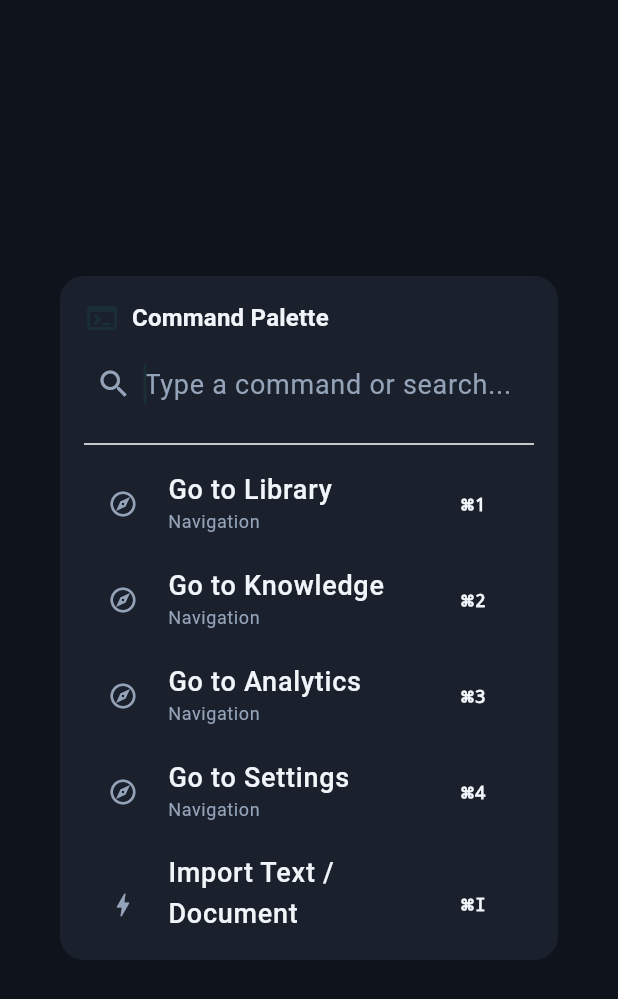
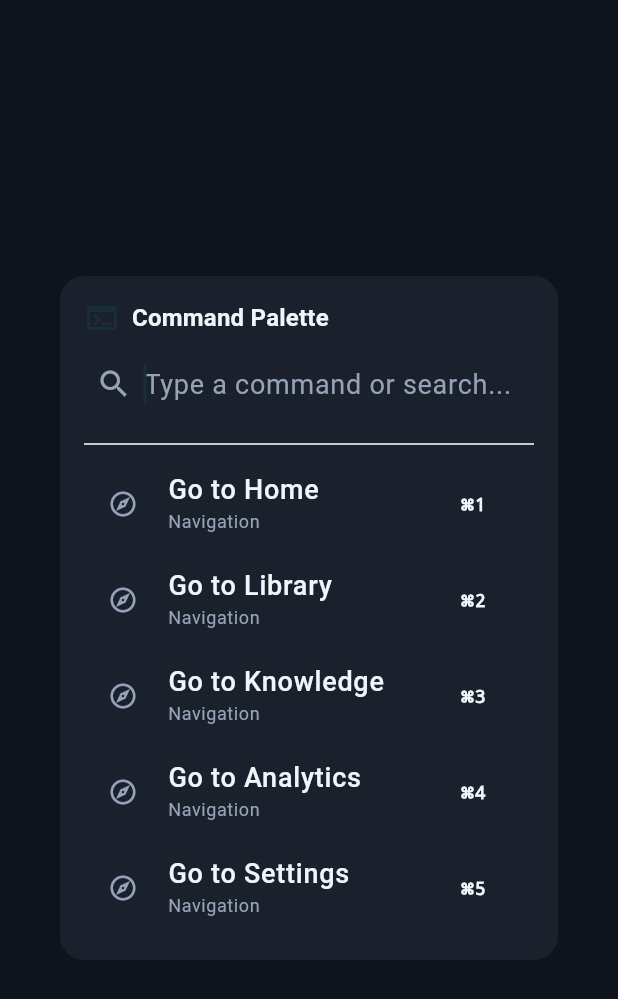
Before and after one commit to yashpratapkanthriya/Agama, a Flutter app: the CommandPaletteModal widget shown alone on an empty page, opened directly, on a phone screen of 412 x 824 dp. Shown: the top 999 px of the screen. Run offline on Flutter 3.47's test engine with Material 3 defaults, Android fonts, the phone set to English and light mode, and no system bars; our stand-ins replace file_picker, flutter_riverpod, google_fonts; missing offline and left inert: dart:ffi, flutter_rust_bridge; Roboto replaces fonts that are missing (Literata).

Commit message:
feat(nav): integrate 5-tab root navigation and updated shortcut routing

```diff
--- a/apps/flutter_client/lib/src/core/command_palette.dart
+++ b/apps/flutter_client/lib/src/core/command_palette.dart
@@ -13,10 +13,11 @@ class _CommandPaletteModalState extends State<CommandPaletteModal> {
   String _query = '';
 
   final List<Map<String, String>> _commands = const [
-    {'title': 'Go to Library', 'category': 'Navigation', 'shortcut': '⌘1'},
-    {'title': 'Go to Knowledge', 'category': 'Navigation', 'shortcut': '⌘2'},
-    {'title': 'Go to Analytics', 'category': 'Navigation', 'shortcut': '⌘3'},
-    {'title': 'Go to Settings', 'category': 'Navigation', 'shortcut': '⌘4'},
+    {'title': 'Go to Home', 'category': 'Navigation', 'shortcut': '⌘1'},
+    {'title': 'Go to Library', 'category': 'Navigation', 'shortcut': '⌘2'},
+    {'title': 'Go to Knowledge', 'category': 'Navigation', 'shortcut': '⌘3'},
+    {'title': 'Go to Analytics', 'category': 'Navigation', 'shortcut': '⌘4'},
+    {'title': 'Go to Settings', 'category': 'Navigation', 'shortcut': '⌘5'},
     {'title': 'Import Text / Document', 'category': 'Action', 'shortcut': '⌘I'},
     {'title': 'View Keyboard Shortcuts', 'category': 'Help', 'shortcut': '?'},
   ];
--- a/apps/flutter_client/lib/src/features/settings/keyboard_shortcuts_view.dart
+++ b/apps/flutter_client/lib/src/features/settings/keyboard_shortcuts_view.dart
@@ -9,10 +9,11 @@ class KeyboardShortcutsView extends StatelessWidget {
       'category': 'General & Navigation',
       'shortcuts': [
         {'action': 'Open Command Palette', 'keys': '⌘K / Ctrl+K'},
-        {'action': 'Go to Library Tab', 'keys': '⌘1'},
-        {'action': 'Go to Knowledge Tab', 'keys': '⌘2'},
-        {'action': 'Go to Analytics Tab', 'keys': '⌘3'},
-        {'action': 'Go to Settings Tab', 'keys': '⌘4'},
+        {'action': 'Go to Home Tab', 'keys': '⌘1'},
+        {'action': 'Go to Library Tab', 'keys': '⌘2'},
+        {'action': 'Go to Knowledge Tab', 'keys': '⌘3'},
+        {'action': 'Go to Analytics Tab', 'keys': '⌘4'},
+        {'action': 'Go to Settings Tab', 'keys': '⌘5'},
       ],
     },
     {
```
Also changed, not shown: 1 other file.
